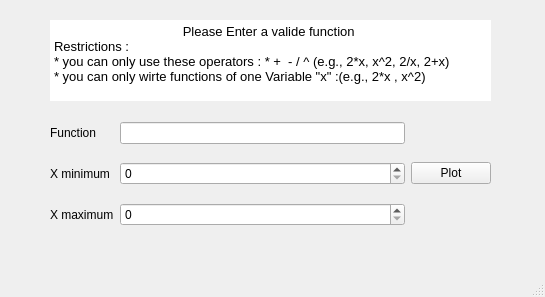
Above: UI.ui from amr1235/function-plotter before the change. Below: the same form after it.
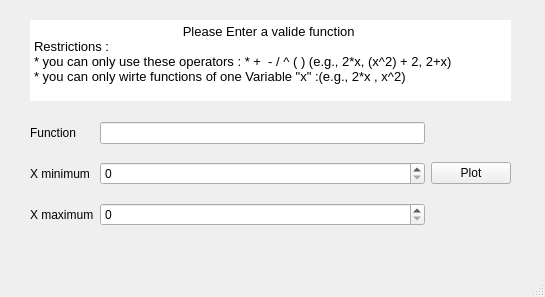
That is the form after the change.

```diff
--- a/UI.ui
+++ b/UI.ui
@@ -38,9 +38,9 @@
    <widget class="QTextBrowser" name="textBrowser">
     <property name="geometry">
      <rect>
-      <x>50</x>
+      <x>30</x>
       <y>20</y>
-      <width>441</width>
+      <width>481</width>
       <height>81</height>
      </rect>
     </property>
@@ -54,16 +54,16 @@
 &lt;/style&gt;&lt;/head&gt;&lt;body style=&quot; font-family:'MS Shell Dlg 2'; font-size:8.25pt; font-weight:400; font-style:normal;&quot;&gt;
 &lt;p align=&quot;center&quot; style=&quot; margin-top:0px; margin-bottom:0px; margin-left:0px; margin-right:0px; -qt-block-indent:0; text-indent:0px;&quot;&gt;&lt;span style=&quot; font-size:10pt;&quot;&gt;Please Enter a valide function &lt;/span&gt;&lt;/p&gt;
 &lt;p style=&quot; margin-top:0px; margin-bottom:0px; margin-left:0px; margin-right:0px; -qt-block-indent:0; text-indent:0px;&quot;&gt;&lt;span style=&quot; font-size:10pt;&quot;&gt;Restrictions :&lt;/span&gt;&lt;/p&gt;
-&lt;p style=&quot; margin-top:0px; margin-bottom:0px; margin-left:0px; margin-right:0px; -qt-block-indent:0; text-indent:0px;&quot;&gt;&lt;span style=&quot; font-size:10pt;&quot;&gt;* you can only use these operators : * +  - / ^ (e.g., 2*x, x^2, 2/x, 2+x)&lt;/span&gt;&lt;/p&gt;
+&lt;p style=&quot; margin-top:0px; margin-bottom:0px; margin-left:0px; margin-right:0px; -qt-block-indent:0; text-indent:0px;&quot;&gt;&lt;span style=&quot; font-size:10pt;&quot;&gt;* you can only use these operators : * +  - / ^ ( ) (e.g., 2*x, (x^2) + 2, 2+x)&lt;/span&gt;&lt;/p&gt;
 &lt;p style=&quot; margin-top:0px; margin-bottom:0px; margin-left:0px; margin-right:0px; -qt-block-indent:0; text-indent:0px;&quot;&gt;&lt;span style=&quot; font-size:10pt;&quot;&gt;* you can only wirte functions of one Variable &amp;quot;x&amp;quot; :(e.g., 2*x , x^2)&lt;/span&gt;&lt;/p&gt;&lt;/body&gt;&lt;/html&gt;</string>
     </property>
    </widget>
    <widget class="QWidget" name="gridLayoutWidget">
     <property name="geometry">
      <rect>
-      <x>50</x>
+      <x>30</x>
       <y>110</y>
-      <width>441</width>
+      <width>481</width>
       <height>131</height>
      </rect>
     </property>
@@ -83,7 +83,14 @@
       </widget>
      </item>
      <item row="1" column="1">
-      <widget class="QSpinBox" name="minValue"/>
+      <widget class="QSpinBox" name="minValue">
+       <property name="minimum">
+        <number>0</number>
+       </property>
+       <property name="maximum">
+        <number>100000</number>
+       </property>
+      </widget>
      </item>
      <item row="1" column="2">
       <widget class="QPushButton" name="plotButton">
@@ -103,7 +110,11 @@
       <widget class="QLineEdit" name="functionText"/>
      </item>
      <item row="2" column="1">
-      <widget class="QSpinBox" name="maxValue"/>
+      <widget class="QSpinBox" name="maxValue">
+       <property name="maximum">
+        <number>100000</number>
+       </property>
+      </widget>
      </item>
     </layout>
    </widget>
```
